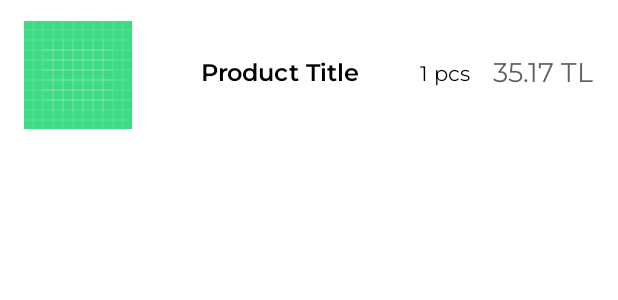
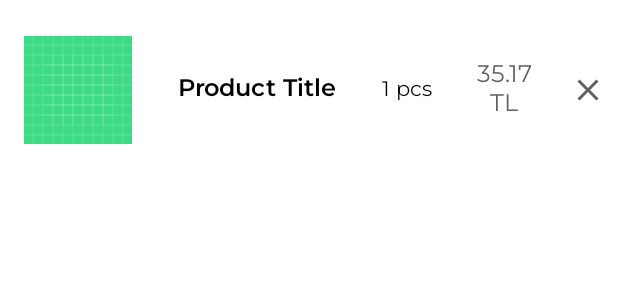
Before and after one commit to yamanf/PazaramaBootcamp-FinalProject, an Android app: the layout item_basket_list.xml on its own in the app's theme, with its tools: preview values and no code run, on a phone screen of 412 x 824 dp. Shown: the top 300 px of the screen. Run offline under Robolectric (Android 15) with nearby library versions, the phone set to English and light mode, and no system bars; network calls fail.

```diff
--- a/app/src/main/java/com/yamanf/shoppingapp/ui/adapter/ProductAdapter.kt
+++ b/app/src/main/java/com/yamanf/shoppingapp/ui/adapter/ProductAdapter.kt
@@ -19,6 +19,7 @@ import com.yamanf.shoppingapp.utils.Utils.downloadFromUrl
 class ProductAdapter(val productList: Products) : RecyclerView.Adapter<ProductAdapter.ProductViewHolder>(){
 
     class ProductViewHolder(view: View): RecyclerView.ViewHolder(view){
+        // Items initialize here
         private val ivProduct: ImageView = view.findViewById(R.id.ivProduct)
         private val tvTitle: TextView = view.findViewById(R.id.tvTitle)
         private val tvPrice: TextView = view.findViewById(R.id.tvPrice)
@@ -29,6 +30,7 @@ class ProductAdapter(val productList: Products) : RecyclerView.Adapter<ProductAd
             ivProduct.downloadFromUrl(item.image)
             tvTitle.text = item.title
             tvPrice.text = item.price.toString() + " TL"
+
             container.setOnClickListener{
                 it.findNavController().navigate(ProductFragmentDirections.actionProductFragmentToProductDetailFragment(item.id))
             }
--- a/app/src/main/java/com/yamanf/shoppingapp/ui/basket/BasketSheetViewModel.kt
+++ b/app/src/main/java/com/yamanf/shoppingapp/ui/basket/BasketSheetViewModel.kt
@@ -14,10 +14,10 @@ class BasketSheetViewModel(): ViewModel()  {
             success(it)
         }
     }
-    fun calculateTotalPrice(totalPrice: (Int) -> Unit){
+    fun calculateTotalPrice(totalPrice: (Double) -> Unit){
         FirebaseManager.getUserBasket { list ->
-            var totalPrice = 0
-            totalPrice = list.sumOf { it.price.toInt() * it.amount.toInt() }
+            var totalPrice = 0.0
+            totalPrice = list.sumOf { it.price * it.amount }
             println(totalPrice)
             totalPrice(totalPrice)
         }
--- a/app/src/main/java/com/yamanf/shoppingapp/ui/product/detail/ProductDetailFragment.kt
+++ b/app/src/main/java/com/yamanf/shoppingapp/ui/product/detail/ProductDetailFragment.kt
@@ -36,7 +36,7 @@ class ProductDetailFragment : Fragment(R.layout.fragment_product_detail) {
             binding.numberPicker.minValue = 1
             binding.btnAdd.setOnClickListener(){
                 val amount = binding.numberPicker.value
-                FirebaseManager.saveToBasket(productsItem.id.toString(),amount.toDouble(),productsItem.title,productsItem.price.toDouble(),productsItem.image){
+                FirebaseManager.saveToBasket(productsItem.id.toString(),amount.toDouble(),productsItem.title,productsItem.price,productsItem.image){
                     if (it){
                         Toast.makeText(requireContext(),"$amount item added to basket.",Toast.LENGTH_SHORT).show()
                     }else Toast.makeText(requireContext(),"Upps! Something goes wrong.",Toast.LENGTH_SHORT).show()
--- a/app/src/main/java/com/yamanf/shoppingapp/ui/product/detail/ProductDetailViewModel.kt
+++ b/app/src/main/java/com/yamanf/shoppingapp/ui/product/detail/ProductDetailViewModel.kt
@@ -18,7 +18,6 @@ class ProductDetailViewModel @Inject constructor(private val apiRepository: ApiR
     private val productDetailLiveData = MutableLiveData<ProductsItem>()
     val productDetail: LiveData<ProductsItem> = productDetailLiveData
 
-
     fun getProductDetail(productId: String) {
         viewModelScope.launch {
             val productDetail = apiRepository.getProductDetail(productId)
--- /dev/null
+++ b/app/src/main/res/drawable/ic_baseline_close.xml
@@ -0,0 +1,11 @@
+<vector
+xmlns:android="http://schemas.android.com/apk/res/android"
+android:width="24dp"
+android:height="24dp"
+android:viewportWidth="24.0"
+android:viewportHeight="24.0">
+
+<path
+    android:fillColor="@color/md_grey_700"
+    android:pathData="M19,6.41L17.59,5 12,10.59 6.41,5 5,6.41 10.59,12 5,17.59 6.41,19 12,13.41 17.59,19 19,17.59 13.41,12z"/>
+</vector>
--- a/app/src/main/res/layout/activity_main.xml
+++ b/app/src/main/res/layout/activity_main.xml
@@ -10,7 +10,7 @@
         android:id="@+id/Toolbar"
         android:layout_width="match_parent"
         android:layout_height="56dp"
-        android:background="@drawable/customgradient"
+        android:background="@color/lighter_blue"
         app:layout_constraintTop_toTopOf="parent"
         app:layout_constraintStart_toStartOf="parent"
         app:layout_constraintEnd_toEndOf="parent">
@@ -52,9 +52,11 @@
             android:id="@+id/btnBasket"
             android:layout_width="wrap_content"
             android:layout_height="wrap_content"
-            style="@style/Widget.MaterialComponents.Button.Icon"
+            style="@style/Widget.MaterialComponents.Button.OutlinedButton"
             app:icon="@drawable/ic_baseline_shopping_basket_24"
+            app:iconTint="@color/white"
             android:text="Basket"
+            android:textColor="@color/white"
             android:textSize="12sp"
             app:iconGravity="end"
             android:layout_marginEnd="14dp"
--- a/app/src/main/res/layout/item_basket_list.xml
+++ b/app/src/main/res/layout/item_basket_list.xml
@@ -2,10 +2,20 @@
 <androidx.constraintlayout.widget.ConstraintLayout
     xmlns:android="http://schemas.android.com/apk/res/android"
     xmlns:app="http://schemas.android.com/apk/res-auto"
+    xmlns:tools="http://schemas.android.com/tools"
     android:layout_width="match_parent"
-    android:layout_height="100dp"
+    android:layout_height="120dp"
     android:layout_margin="0dp">
 
+
+<androidx.constraintlayout.widget.ConstraintLayout
+    android:id="@+id/basketContainer"
+    android:layout_width="wrap_content"
+    android:layout_height="match_parent"
+    app:layout_constraintTop_toTopOf="parent"
+    app:layout_constraintBottom_toBottomOf="parent"
+    app:layout_constraintStart_toStartOf="parent"
+    android:layout_marginEnd="8dp">
     <ImageView
         android:id="@+id/ivProduct"
         android:layout_width="72dp"
@@ -25,17 +35,19 @@
         app:layout_constraintTop_toTopOf="parent"
         app:layout_constraintStart_toEndOf="@id/ivProduct"
         app:layout_constraintBottom_toBottomOf="parent"
-        app:layout_constraintEnd_toStartOf="@+id/tvBasketAmount"
         android:layout_marginStart="8dp"
         android:fontFamily="@font/montserrat_semibold"
         android:textColor="@color/black"
-        android:text="Product Title"
+        android:text="@string/product_title"
         android:textSize="16sp" />
+
+</androidx.constraintlayout.widget.ConstraintLayout>
     <TextView
         android:id="@+id/tvBasketAmount"
         android:layout_width="40dp"
         android:layout_height="wrap_content"
         android:gravity="center"
+        app:layout_constraintStart_toEndOf="@id/basketContainer"
         app:layout_constraintTop_toTopOf="parent"
         app:layout_constraintEnd_toStartOf="@id/tvBasketPrice"
         app:layout_constraintBottom_toBottomOf="parent"
@@ -46,15 +58,31 @@
         android:textSize="14sp" />
     <TextView
         android:id="@+id/tvBasketPrice"
-        android:layout_width="wrap_content"
+        android:layout_width="55dp"
         android:layout_height="wrap_content"
         app:layout_constraintTop_toTopOf="parent"
         app:layout_constraintBottom_toBottomOf="parent"
-        app:layout_constraintEnd_toEndOf="parent"
+        app:layout_constraintEnd_toStartOf="@id/btnDelete"
+        android:gravity="center"
         android:layout_marginEnd="16sp"
         android:fontFamily="@font/montserrat"
         android:text="35.17 TL"
-        android:textSize="18sp"
+        android:textSize="16sp"
         android:textColor="@color/md_grey_700"/>
 
+    <ImageView
+        android:id="@+id/btnDelete"
+        android:layout_width="wrap_content"
+        android:layout_height="wrap_content"
+        android:src="@drawable/ic_baseline_close"
+        app:layout_constraintTop_toTopOf="parent"
+        app:layout_constraintBottom_toBottomOf="parent"
+        app:layout_constraintEnd_toEndOf="parent"
+        android:layout_marginStart="8dp"
+        android:layout_marginEnd="8dp"
+        tools:ignore="ContentDescription" />
+
+
+
+
 </androidx.constraintlayout.widget.ConstraintLayout>
--- a/app/src/main/res/layout/item_search_list.xml
+++ b/app/src/main/res/layout/item_search_list.xml
@@ -1,6 +1,6 @@
 <?xml version="1.0" encoding="utf-8"?>
 <androidx.constraintlayout.widget.ConstraintLayout
-    android:id="@+id/container"
+    android:id="@+id/searchContainer"
     xmlns:android="http://schemas.android.com/apk/res/android"
     xmlns:app="http://schemas.android.com/apk/res-auto"
     android:layout_width="match_parent"
```
Also changed, not shown: app/src/main/java/com/yamanf/shoppingapp/ui/adapter/BasketAdapter.kt (+12 -6 lines), app/src/main/java/com/yamanf/shoppingapp/ui/adapter/SearchAdapter.kt (+2 -5 lines), app/src/main/java/com/yamanf/shoppingapp/ui/basket/BasketSheetFragment.kt (+17 -19 lines), app/src/main/java/com/yamanf/shoppingapp/utils/FirebaseManager.kt (+13 -6 lines), app/src/main/java/com/yamanf/shoppingapp/utils/Utils.kt (+8 -13 lines).
